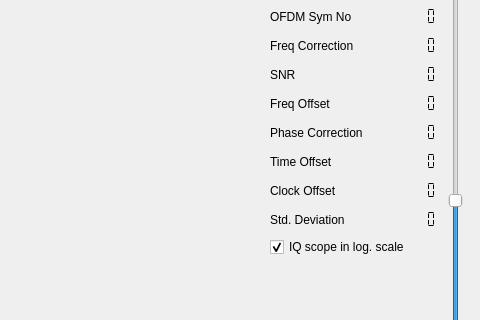
First picture: the form in code/viewers/spectrum-viewer/scopewidget.ui, repository tomneda/qt-dab, before the edit; both pictures show x 647 to 1127 and y 507 to 827 of the 1127 by 939 pixel window.
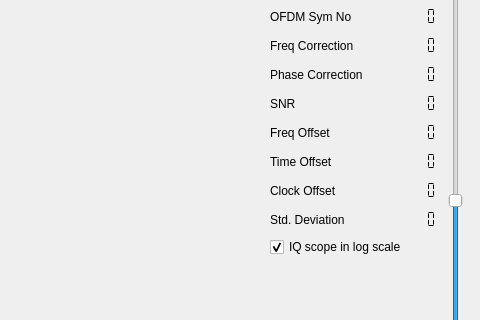
Second picture: the form after the edit. Custom widgets are drawn as their Qt base class.

Commit message: Shift elements in scopewidget.ui

What changed in the file:
```diff
--- a/code/viewers/spectrum-viewer/scopewidget.ui
+++ b/code/viewers/spectrum-viewer/scopewidget.ui
@@ -136,14 +136,14 @@
            </property>
           </widget>
          </item>
-         <item row="3" column="0">
+         <item row="4" column="0">
           <widget class="QLabel" name="label_5">
            <property name="text">
             <string>SNR</string>
            </property>
           </widget>
          </item>
-         <item row="3" column="1">
+         <item row="4" column="1">
           <widget class="QLCDNumber" name="snrDisplay">
            <property name="toolTip">
             <string>&lt;html&gt;&lt;head/&gt;&lt;body&gt;&lt;p&gt;SNR, i.e. Signal Noise ratio, compoted from the difference in signal strength between the datablocks and the nullperiod.&lt;/p&gt;&lt;/body&gt;&lt;/html&gt;</string>
@@ -162,14 +162,14 @@
            </property>
           </widget>
          </item>
-         <item row="4" column="0">
+         <item row="5" column="0">
           <widget class="QLabel" name="label">
            <property name="text">
             <string>Freq Offset</string>
            </property>
           </widget>
          </item>
-         <item row="4" column="1">
+         <item row="5" column="1">
           <widget class="QLCDNumber" name="frequencyOffsetDisplay">
            <property name="toolTip">
             <string>&lt;html&gt;&lt;head/&gt;&lt;body&gt;&lt;p&gt;Frequeny offset, the computed frequency error, after applying the estimated frequency correction.&lt;/p&gt;&lt;/body&gt;&lt;/html&gt;</string>
@@ -300,36 +300,13 @@
          <item row="9" column="0" colspan="2">
           <widget class="QCheckBox" name="cbLogIqScope">
            <property name="text">
-            <string>IQ scope in log. scale</string>
+            <string>IQ scope in log scale</string>
            </property>
            <property name="checked">
             <bool>true</bool>
            </property>
           </widget>
          </item>
-         <item row="5" column="0">
-          <widget class="QLabel" name="label_9">
-           <property name="text">
-            <string>Phase Correction</string>
-           </property>
-          </widget>
-         </item>
-         <item row="5" column="1">
-          <widget class="QLCDNumber" name="phaseCorrection">
-           <property name="frameShape">
-            <enum>QFrame::NoFrame</enum>
-           </property>
-           <property name="smallDecimalPoint">
-            <bool>true</bool>
-           </property>
-           <property name="digitCount">
-            <number>7</number>
-           </property>
-           <property name="segmentStyle">
-            <enum>QLCDNumber::Flat</enum>
-           </property>
-          </widget>
-         </item>
          <item row="1" column="0">
           <widget class="QLabel" name="label_10">
            <property name="text">
@@ -353,6 +330,29 @@
            </property>
           </widget>
          </item>
+         <item row="3" column="0">
+          <widget class="QLabel" name="label_9">
+           <property name="text">
+            <string>Phase Correction</string>
+           </property>
+          </widget>
+         </item>
+         <item row="3" column="1">
+          <widget class="QLCDNumber" name="phaseCorrection">
+           <property name="frameShape">
+            <enum>QFrame::NoFrame</enum>
+           </property>
+           <property name="smallDecimalPoint">
+            <bool>true</bool>
+           </property>
+           <property name="digitCount">
+            <number>7</number>
+           </property>
+           <property name="segmentStyle">
+            <enum>QLCDNumber::Flat</enum>
+           </property>
+          </widget>
+         </item>
         </layout>
        </item>
       </layout>
```
Left out of the diff: 50 changed lines with no effect on the pictures.
